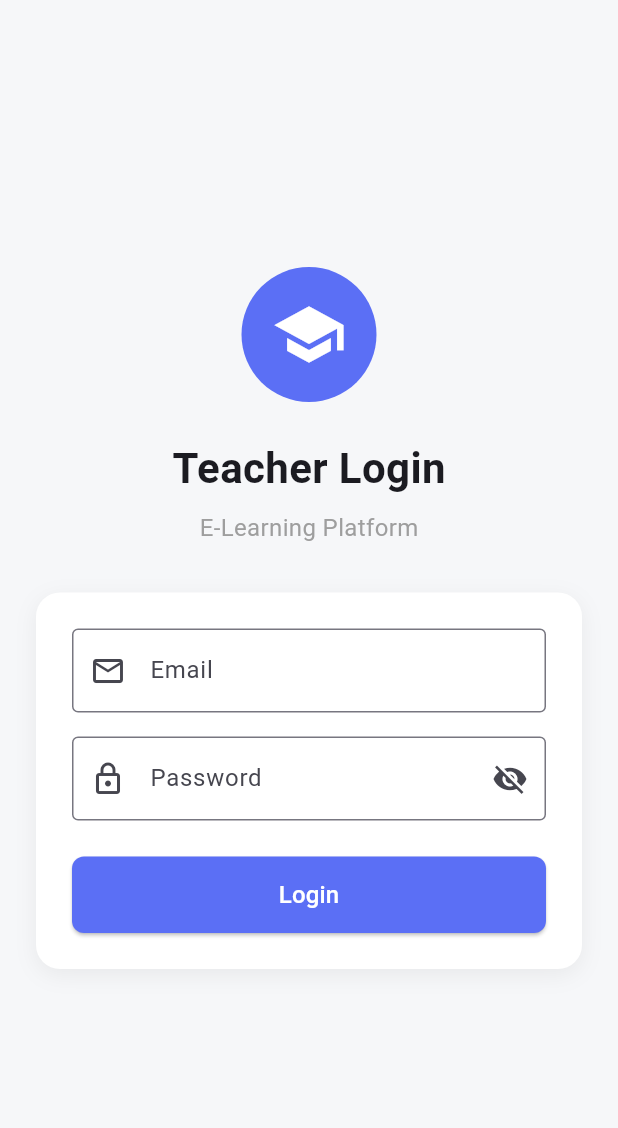
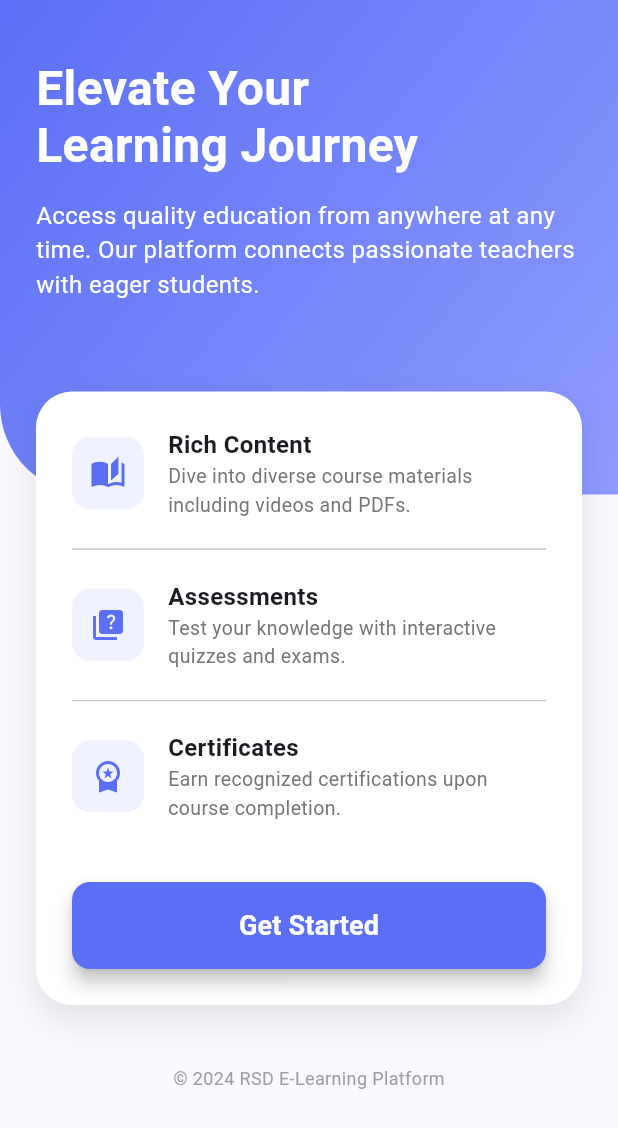
Before and after one commit to Mochaliew/Mobile-Assignment, a Flutter app: the screen it shows after launch, on a phone screen of 412 x 824 dp. Shown: the top 1128 px of the screen. Run offline on Flutter 3.47's test engine with Material 3 defaults, Android fonts, the phone set to English and light mode, and no system bars; our stand-ins replace file_picker, supabase_flutter; accounts and stored records are empty.

Commit message:
created a home screen for teacher/student/admin login and added file previews

```diff
--- /dev/null
+++ b/lib/home_page.dart
@@ -0,0 +1,290 @@
+// --- Application Home Page ---------------------------------------------------
+import 'package:asgnmnt/admin_screens/admin_login.dart';
+import 'package:flutter/material.dart';
+import 'teacher_screens/teacher_login.dart';
+
+class HomePage extends StatelessWidget {
+  const HomePage({super.key});
+
+  void _showLoginOptions(BuildContext context) {
+    showModalBottomSheet(
+      context: context,
+      shape: const RoundedRectangleBorder(
+        borderRadius: BorderRadius.vertical(top: Radius.circular(20)),
+      ),
+      builder: (context) => Padding(
+        padding: const EdgeInsets.symmetric(vertical: 24, horizontal: 20),
+        child: Column(
+          mainAxisSize: MainAxisSize.min,
+          children: [
+            const Text(
+              'Select Login Role',
+              style: TextStyle(fontSize: 20, fontWeight: FontWeight.bold),
+            ),
+            const SizedBox(height: 24),
+            _LoginRoleTile(
+              icon: Icons.school,
+              title: 'Teacher Portal',
+              subtitle: 'Manage courses and lessons',
+              color: const Color(0xFF5B6FF5),
+              onTap: () {
+                Navigator.pop(context);
+                Navigator.push(
+                  context,
+                  MaterialPageRoute(builder: (_) => const TeacherLogin()),
+                );
+              },
+            ),
+            const SizedBox(height: 12),
+            _LoginRoleTile(
+              icon: Icons.admin_panel_settings,
+              title: 'Admin Portal',
+              subtitle: 'System and user management',
+              color: Colors.orange,
+              onTap: () {
+                Navigator.pop(context);
+                Navigator.push(
+                  context,
+                  MaterialPageRoute(builder: (_) => const AdminLogin()),
+                );
+              },
+            ),
+            const SizedBox(height: 12),
+            _LoginRoleTile(
+              icon: Icons.person,
+              title: 'Student Portal',
+              subtitle: 'Access your learning materials',
+              color: Colors.green,
+              onTap: () {
+                Navigator.pop(context);
+                ScaffoldMessenger.of(context).showSnackBar(
+                  const SnackBar(content: Text('Student Login coming soon!')),
+                );
+              },
+            ),
+          ],
+        ),
+      ),
+    );
+  }
+
+  @override
+  Widget build(BuildContext context) {
+    return Scaffold(
+      body: Stack(
+        children: [
+          // Background Design
+          Container(
+            height: MediaQuery.of(context).size.height * 0.4,
+            decoration: const BoxDecoration(
+              gradient: LinearGradient(
+                colors: [Color(0xFF5B6FF5), Color(0xFF8E9BFF)],
+                begin: Alignment.topLeft,
+                end: Alignment.bottomRight,
+              ),
+              borderRadius: BorderRadius.only(
+                bottomLeft: Radius.circular(60),
+              ),
+            ),
+          ),
+
+          SafeArea(
+            child: SingleChildScrollView(
+              padding: const EdgeInsets.symmetric(horizontal: 24),
+              child: Column(
+                crossAxisAlignment: CrossAxisAlignment.start,
+                children: [
+                  const SizedBox(height: 40),
+                  const Text(
+                    'Elevate Your\nLearning Journey',
+                    style: TextStyle(
+                      fontSize: 32,
+                      fontWeight: FontWeight.bold,
+                      color: Colors.white,
+                      height: 1.2,
+                    ),
+                  ),
+                  const SizedBox(height: 16),
+                  const Text(
+                    'Access quality education from anywhere at any time. Our platform connects passionate teachers with eager students.',
+                    style: TextStyle(
+                      fontSize: 16,
+                      color: Colors.white,
+                    ),
+                  ),
+                  const SizedBox(height: 60),
+
+                  // Main Content Card
+                  Container(
+                    width: double.infinity,
+                    padding: const EdgeInsets.all(24),
+                    decoration: BoxDecoration(
+                      color: Colors.white,
+                      borderRadius: BorderRadius.circular(24),
+                      boxShadow: [
+                        BoxShadow(
+                          color: Colors.black.withOpacity(0.1),
+                          blurRadius: 20,
+                          offset: const Offset(0, 10),
+                        ),
+                      ],
+                    ),
+                    child: Column(
+                      children: [
+                        const _FeatureItem(
+                          icon: Icons.auto_stories,
+                          title: 'Rich Content',
+                          desc: 'Dive into diverse course materials including videos and PDFs.',
+                        ),
+                        const Divider(height: 40),
+                        const _FeatureItem(
+                          icon: Icons.quiz,
+                          title: 'Assessments',
+                          desc: 'Test your knowledge with interactive quizzes and exams.',
+                        ),
+                        const Divider(height: 40),
+                        const _FeatureItem(
+                          icon: Icons.workspace_premium,
+                          title: 'Certificates',
+                          desc: 'Earn recognized certifications upon course completion.',
+                        ),
+                        const SizedBox(height: 40),
+                        SizedBox(
+                          width: double.infinity,
+                          child: ElevatedButton(
+                            onPressed: () => _showLoginOptions(context),
+                            style: ElevatedButton.styleFrom(
+                              backgroundColor: const Color(0xFF5B6FF5),
+                              foregroundColor: Colors.white,
+                              padding: const EdgeInsets.symmetric(vertical: 16),
+                              shape: RoundedRectangleBorder(
+                                borderRadius: BorderRadius.circular(12),
+                              ),
+                              elevation: 5,
+                            ),
+                            child: const Text(
+                              'Get Started',
+                              style: TextStyle(fontSize: 18, fontWeight: FontWeight.bold),
+                            ),
+                          ),
+                        ),
+                      ],
+                    ),
+                  ),
+                  const SizedBox(height: 40),
+                  const Center(
+                    child: Text(
+                      '© 2024 RSD E-Learning Platform',
+                      style: TextStyle(color: Colors.grey, fontSize: 12),
+                    ),
+                  ),
+                  const SizedBox(height: 20),
+                ],
+              ),
+            ),
+          ),
+        ],
+      ),
+    );
+  }
+}
+
+class _FeatureItem extends StatelessWidget {
+  final IconData icon;
+  final String title;
+  final String desc;
+
+  const _FeatureItem({
+    required this.icon,
+    required this.title,
+    required this.desc,
+  });
+
+  @override
+  Widget build(BuildContext context) {
+    return Row(
+      children: [
+        Container(
+          padding: const EdgeInsets.all(12),
+          decoration: BoxDecoration(
+            color: const Color(0xFFF0F2FF),
+            borderRadius: BorderRadius.circular(12),
+          ),
+          child: Icon(icon, color: const Color(0xFF5B6FF5)),
+        ),
+        const SizedBox(width: 16),
+        Expanded(
+          child: Column(
+            crossAxisAlignment: CrossAxisAlignment.start,
+            children: [
+              Text(
+                title,
+                style: const TextStyle(fontSize: 16, fontWeight: FontWeight.bold),
+              ),
+              Text(
+                desc,
+                style: TextStyle(fontSize: 13, color: Colors.grey.shade600),
+              ),
+            ],
+          ),
+        ),
+      ],
+    );
+  }
+}
+
+class _LoginRoleTile extends StatelessWidget {
+  final IconData icon;
+  final String title;
+  final String subtitle;
+  final Color color;
+  final VoidCallback onTap;
+
+  const _LoginRoleTile({
+    required this.icon,
+    required this.title,
+    required this.subtitle,
+    required this.color,
+    required this.onTap,
+  });
+
+  @override
+  Widget build(BuildContext context) {
+    return InkWell(
+      onTap: onTap,
+      borderRadius: BorderRadius.circular(12),
+      child: Container(
+        padding: const EdgeInsets.all(16),
+        decoration: BoxDecoration(
+          border: Border.all(color: Colors.grey.shade200),
+          borderRadius: BorderRadius.circular(12),
+        ),
+        child: Row(
+          children: [
+            CircleAvatar(
+              backgroundColor: color.withOpacity(0.1),
+              child: Icon(icon, color: color),
+            ),
+            const SizedBox(width: 16),
+            Expanded(
+              child: Column(
+                crossAxisAlignment: CrossAxisAlignment.start,
+                children: [
+                  Text(
+                    title,
+                    style: const TextStyle(fontWeight: FontWeight.bold),
+                  ),
+                  Text(
+                    subtitle,
+                    style: TextStyle(fontSize: 12, color: Colors.grey.shade600),
+                  ),
+                ],
+              ),
+            ),
+            const Icon(Icons.arrow_forward_ios, size: 14, color: Colors.grey),
+          ],
+        ),
+      ),
+    );
+  }
+}
--- a/lib/main.dart
+++ b/lib/main.dart
@@ -1,7 +1,7 @@
 // --- Main Entry Point --------------------------------------------------------
 import 'package:flutter/material.dart';
 import 'package:supabase_flutter/supabase_flutter.dart';
-import 'teacher_screens/teacher_login.dart';
+import 'home_page.dart';
 
 Future<void> main() async {
   WidgetsFlutterBinding.ensureInitialized();
@@ -18,13 +18,13 @@ class MainApp extends StatelessWidget {
   @override
   Widget build(BuildContext context) {
     return MaterialApp(
-      title: 'E-Learning Teacher',
+      title: 'RSD E-Learning',
       debugShowCheckedModeBanner: false,
       theme: ThemeData(
         colorScheme: ColorScheme.fromSeed(seedColor: const Color(0xFF5B6FF5)),
         useMaterial3: true,
       ),
-      home: const TeacherLogin(),
+      home: const HomePage(),
     );
   }
 }
--- a/pubspec.yaml
+++ b/pubspec.yaml
@@ -12,6 +12,7 @@ dependencies:
     sdk: flutter
   intl: ^0.20.2
   supabase_flutter: ^2.12.4
+  url_launcher: ^6.3.1
 
 dev_dependencies:
   flutter_test:
```
Also changed, not shown: lib/teacher_screens/teacher_login.dart (+9 -1 lines), lib/teacher_screens/view_lesson.dart (+30 -5 lines), pubspec.lock.
